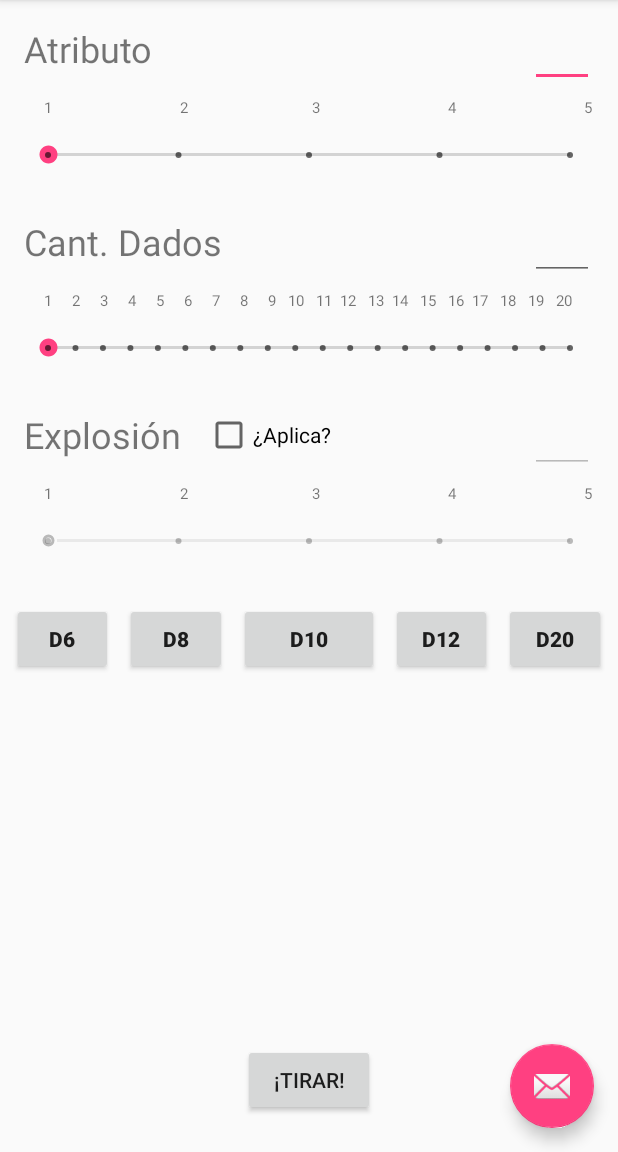
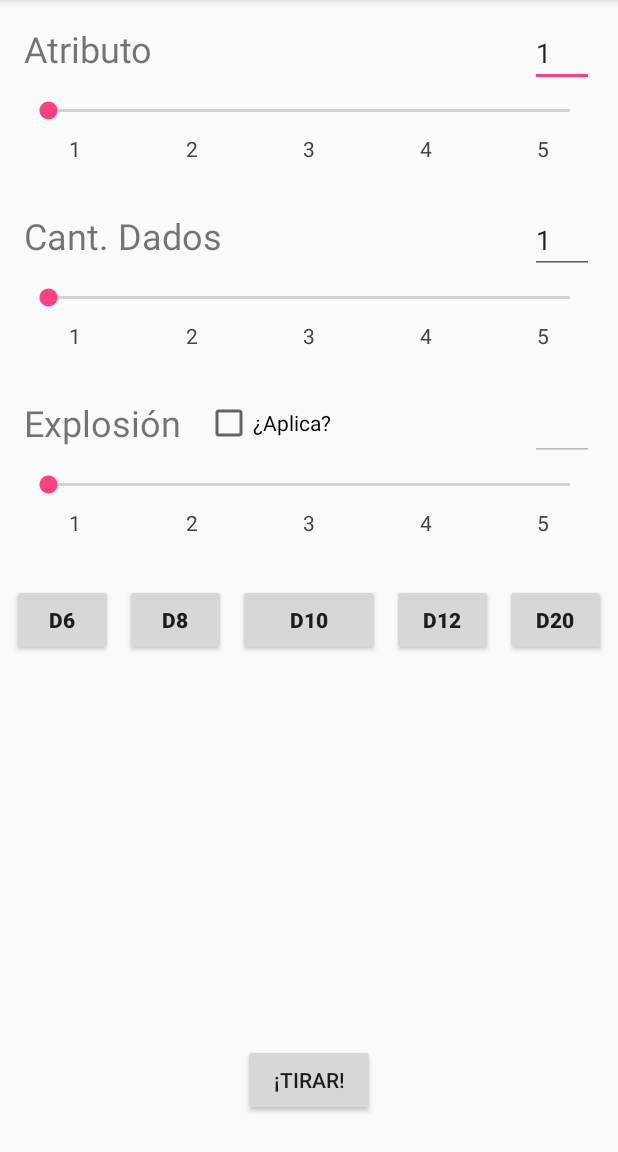
Before and after one commit to fserron/StatisticsCalculator, an Android app: the screen it shows after launch (MainActivity), on a phone screen of 412 x 824 dp, the part 84-1236 px from its top. Run offline under Robolectric (Android 15) with nearby library versions, the phone set to English and light mode, and no system bars.

Commit message:
Commit parcial de nueva version del seekbar. Se crea un nuevo componente custom.

```diff
--- a/app/src/main/AndroidManifest.xml
+++ b/app/src/main/AndroidManifest.xml
@@ -20,7 +20,10 @@
                 <category android:name="android.intent.category.LAUNCHER" />
             </intent-filter>
         </activity>
-        <activity android:name=".activities.ResultsActivity"></activity>
+        <activity
+            android:name=".activities.ResultsActivity"
+            android:screenOrientation="portrait">
+        </activity>
     </application>
 
 </manifest>
--- a/app/src/main/java/otaking/com/statisticscalculator/activities/MainActivity.java
+++ b/app/src/main/java/otaking/com/statisticscalculator/activities/MainActivity.java
@@ -1,6 +1,7 @@
 package otaking.com.statisticscalculator.activities;
 
 import android.content.Intent;
+import android.graphics.Color;
 import android.os.Bundle;
 import android.support.design.widget.FloatingActionButton;
 import android.support.design.widget.Snackbar;
@@ -14,10 +15,12 @@ import android.view.MenuItem;
 import android.widget.CheckBox;
 import android.widget.CompoundButton;
 import android.widget.EditText;
+import android.widget.LinearLayout;
 import android.widget.SeekBar;
 import android.widget.TextView;
 
 import otaking.com.statisticscalculator.R;
+import otaking.com.statisticscalculator.common.components.CustomSeekBar;
 
 public class MainActivity extends AppCompatActivity {
 
@@ -34,15 +37,6 @@ public class MainActivity extends AppCompatActivity {
         setContentView(R.layout.activity_main);
         Toolbar toolbar = (Toolbar) findViewById(R.id.toolbar);
         setSupportActionBar(toolbar);
-
-        FloatingActionButton fab = (FloatingActionButton) findViewById(R.id.fab);
-        fab.setOnClickListener(new View.OnClickListener() {
-            @Override
-            public void onClick(View view) {
-                Snackbar.make(view, "Replace with your own action", Snackbar.LENGTH_LONG)
-                        .setAction("Action", null).show();
-            }
-        });
 
         this.init();
         this.bindearListeners();
@@ -73,34 +67,51 @@ public class MainActivity extends AppCompatActivity {
 
     //Metodo que inicializa valores
     private void init(){
-        final int idBarraAtributo = R.id.seekBarAtributos;
         final int idTextoAtributo = R.id.editTextAtributos;
-        final int idBarraDados = R.id.seekBarDados;
+        final int idLayoutAtributo = R.id.linearLineoutAtributo;
         final int idTextoDados = R.id.editTextDados;
-        final int idBarraExp = R.id.seekBarExplosion;
+        final int idLayoutDados = R.id.linearLineoutDados;
         final int idTextoExp = R.id.editTextExplosion;
+        final int idLayoutExplosion = R.id.linearLineoutExplosion;
         final int idCheckExp = R.id.checkBoxExplosion;
+
+        //Barra de Atributos
+        LinearLayout layoutAtributo = (LinearLayout) findViewById(idLayoutAtributo);
+        CustomSeekBar customSeekBarAtributo = new CustomSeekBar(this, 5, Color.DKGRAY);
+        customSeekBarAtributo.addSeekBar(layoutAtributo);
+
+        //Barra de Dados
+        LinearLayout layoutDados = (LinearLayout) findViewById(idLayoutDados);
+        CustomSeekBar customSeekBarDados = new CustomSeekBar(this, 5, Color.DKGRAY);
+        customSeekBarDados.addSeekBar(layoutDados);
+
+        //Barra de Explosion
+        LinearLayout layoutExplosion = (LinearLayout) findViewById(idLayoutExplosion);
+        CustomSeekBar customSeekBarExplosion = new CustomSeekBar(this, 5, Color.DKGRAY);
+        customSeekBarExplosion.addSeekBar(layoutExplosion);
 
         //Desactivamos las opciones de explosion.
         EditText editText = (EditText) findViewById(idTextoExp);
-        SeekBar seeekBar = (SeekBar) findViewById(idBarraExp);
 
-        seeekBar.setEnabled(false);
-        //editText.setInputType(InputType.TYPE_NULL);
-        //editText.setFocusable(false);
+        layoutExplosion.setEnabled(false);
         editText.setEnabled(false);
+        EditText editTextAtributo = (EditText) findViewById(idTextoAtributo);
+        EditText editTextDados = (EditText) findViewById(idTextoDados);
+        editTextAtributo.setText("1");
+        editTextDados.setText("1");
     }
 
     private void bindearListeners() {
         //Constantes con ids
-        final int idBarraAtributo = R.id.seekBarAtributos;
         final int idTextoAtributo = R.id.editTextAtributos;
-        final int idBarraDados = R.id.seekBarDados;
         final int idTextoDados = R.id.editTextDados;
-        final int idBarraExp = R.id.seekBarExplosion;
         final int idTextoExp = R.id.editTextExplosion;
         final int idCheckExp = R.id.checkBoxExplosion;
+        final int idLayoutAtributo = R.id.linearLineoutAtributo;
+        final int idLayoutDados = R.id.linearLineoutDados;
+        final int idLayoutExplosion = R.id.linearLineoutExplosion;
 
+/*
         //Listener del seekbar de atributos
         SeekBar sbAtrib = (SeekBar) findViewById(idBarraAtributo);
         sbAtrib.setOnSeekBarChangeListener(seekBarListener(idBarraAtributo, idTextoAtributo));
@@ -127,7 +138,7 @@ public class MainActivity extends AppCompatActivity {
 
         CheckBox chkExp = (CheckBox) findViewById(idCheckExp);
         chkExp.setOnCheckedChangeListener(checkBoxListener(idBarraExp, idTextoExp));
-
+*/
     }
 
     private SeekBar.OnSeekBarChangeListener seekBarListener(final int source, final int target){
@@ -179,7 +190,7 @@ public class MainActivity extends AppCompatActivity {
                 SeekBar seeekBar = (SeekBar) findViewById(seekbar);
 
                 seeekBar.setProgress(0);
-                editText.setText("");
+                editText.setText("1");
 
                 if (isChecked){
                     seeekBar.setEnabled(true);
@@ -202,6 +213,7 @@ public class MainActivity extends AppCompatActivity {
         final int idBotonD10 = R.id.buttonD10;
         final int idBotonD12 = R.id.buttonD12;
         final int idBotonD20 = R.id.buttonD20;
+        /*
         final int idBarraAtributo = R.id.seekBarAtributos;
         final int idBarraExp = R.id.seekBarExplosion;
         final int idIndicesAtrib = R.id.textViewIndicesAtributos;
@@ -243,7 +255,7 @@ public class MainActivity extends AppCompatActivity {
             textIndiceE.setText(R.string.marcasD20);
             caras = MAX_D20;
         }
-
+*/
     }
 
     public void tirar(View view){
--- /dev/null
+++ b/app/src/main/java/otaking/com/statisticscalculator/common/components/CustomSeekBar.java
@@ -0,0 +1,75 @@
+package otaking.com.statisticscalculator.common.components;
+
+/**
+ * Created by federico.serron.so on 23/10/2017.
+ */
+
+import android.content.Context;
+import android.util.Log;
+import android.view.Gravity;
+import android.widget.LinearLayout;
+import android.widget.SeekBar;
+import android.widget.TextView;
+
+public class CustomSeekBar {
+
+    int maxCount, textColor;
+    Context mContext;
+    LinearLayout mSeekLin;
+    SeekBar mSeekBar;
+
+    public CustomSeekBar(Context context, int maxCount, int textColor) {
+        this.mContext = context;
+        this.maxCount = maxCount;
+        this.textColor = textColor;
+    }
+
+    public void addSeekBar(LinearLayout parent) {
+
+        if (parent instanceof LinearLayout) {
+
+            parent.setOrientation(LinearLayout.VERTICAL);
+            mSeekBar = new SeekBar(mContext);
+            mSeekBar.setMax(maxCount - 1);
+
+            // Add LinearLayout for labels below SeekBar
+            mSeekLin = new LinearLayout(mContext);
+            mSeekLin.setOrientation(LinearLayout.HORIZONTAL);
+            mSeekLin.setPadding(10, 0, 10, 0);
+            LinearLayout.LayoutParams params = new LinearLayout.LayoutParams(
+                    LinearLayout.LayoutParams.MATCH_PARENT,
+                    LinearLayout.LayoutParams.WRAP_CONTENT
+            );
+            params.setMargins(35, 10, 35, 0);
+            mSeekLin.setLayoutParams(params);
+
+            addLabelsBelowSeekBar();
+            parent.addView(mSeekBar);
+            parent.addView(mSeekLin);
+
+        } else {
+
+            Log.e("CustomSeekBar", " Parent is not a LinearLayout");
+
+        }
+
+    }
+
+    private void addLabelsBelowSeekBar() {
+        for (int count = 0; count < maxCount; count++) {
+            TextView textView = new TextView(mContext);
+            textView.setText(String.valueOf(count + 1));
+            textView.setTextColor(textColor);
+            textView.setGravity(Gravity.LEFT);
+            mSeekLin.addView(textView);
+            textView.setLayoutParams((count == maxCount - 1) ? getLayoutParams(0.0f) : getLayoutParams(1.0f));
+        }
+    }
+
+    LinearLayout.LayoutParams getLayoutParams(float weight) {
+        return new LinearLayout.LayoutParams(
+                LinearLayout.LayoutParams.WRAP_CONTENT,
+                LinearLayout.LayoutParams.WRAP_CONTENT, weight);
+    }
+
+}
--- /dev/null
+++ b/app/src/main/java/otaking/com/statisticscalculator/common/components/SeekBarLayout.java
@@ -0,0 +1,19 @@
+package otaking.com.statisticscalculator.common.components;
+
+import android.content.Context;
+import android.util.AttributeSet;
+import android.widget.LinearLayout;
+
+/**
+ * Created by federico.serron on 24/10/2017.
+ *
+ * Clase customizada para incluir un SeekBar y un Layout para las marcas
+ */
+
+public class SeekBarLayout extends LinearLayout {
+
+    public SeekBarLayout(Context context, AttributeSet attrs) {
+        super(context, attrs);
+    }
+
+}
--- a/app/src/main/res/layout/activity_main.xml
+++ b/app/src/main/res/layout/activity_main.xml
@@ -22,12 +22,4 @@
 
     <include layout="@layout/content_main" />
 
-    <android.support.design.widget.FloatingActionButton
-        android:id="@+id/fab"
-        android:layout_width="wrap_content"
-        android:layout_height="wrap_content"
-        android:layout_gravity="bottom|end"
-        android:layout_margin="@dimen/fab_margin"
-        app:srcCompat="@android:drawable/ic_dialog_email" />
-
 </android.support.design.widget.CoordinatorLayout>
--- a/app/src/main/res/layout/content_main.xml
+++ b/app/src/main/res/layout/content_main.xml
@@ -34,36 +34,20 @@
         tools:text="@string/default_atributo"
         app:layout_constraintBaseline_toBaselineOf="@+id/textViewAtributos" />
 
-    <TextView
-        android:id="@+id/textViewIndicesAtributos"
-        android:layout_width="wrap_content"
+    <LinearLayout
+        android:id="@+id/linearLineoutAtributo"
+        android:layout_width="0dp"
         android:layout_height="wrap_content"
-        android:layout_marginEnd="16dp"
+        android:layout_below="@+id/editTextAtributos"
+        android:layout_centerInParent="true"
         android:layout_marginLeft="16dp"
         android:layout_marginRight="16dp"
-        android:layout_marginStart="16dp"
         android:layout_marginTop="16dp"
-        android:text="@string/marcasD6"
-        android:textSize="10sp"
-        app:layout_constraintHorizontal_bias="0.0"
+        android:orientation="vertical"
         app:layout_constraintLeft_toLeftOf="parent"
         app:layout_constraintRight_toRightOf="parent"
-        app:layout_constraintTop_toBottomOf="@+id/textViewAtributos" />
-
-    <SeekBar
-        android:id="@+id/seekBarAtributos"
-        style="@style/Widget.AppCompat.SeekBar.Discrete"
-        android:layout_width="0dp"
-        android:layout_height="50dp"
-        android:layout_marginEnd="16dp"
-        android:layout_marginLeft="16dp"
-        android:layout_marginRight="16dp"
-        android:layout_marginStart="16dp"
-        android:max="4"
-        app:layout_constraintHorizontal_bias="0.0"
-        app:layout_constraintLeft_toLeftOf="parent"
-        app:layout_constraintRight_toRightOf="parent"
-        app:layout_constraintTop_toBottomOf="@+id/textViewIndicesAtributos" />
+        app:layout_constraintTop_toBottomOf="@+id/textViewAtributos"
+        app:layout_constraintHorizontal_bias="0.5"/>
 
     <TextView
         android:id="@+id/textViewCantDados"
@@ -71,11 +55,11 @@
         android:layout_height="wrap_content"
         android:layout_marginLeft="16dp"
         android:layout_marginStart="16dp"
-        android:layout_marginTop="16dp"
         android:text="@string/label_dados"
         android:textSize="24sp"
         app:layout_constraintLeft_toLeftOf="parent"
-        app:layout_constraintTop_toBottomOf="@+id/seekBarAtributos" />
+        android:layout_marginTop="32dp"
+        app:layout_constraintTop_toBottomOf="@+id/linearLineoutAtributo" />
 
     <EditText
         android:id="@+id/editTextDados"
@@ -91,36 +75,20 @@
         app:layout_constraintRight_toRightOf="parent"
         tools:text="@string/default_atributo" />
 
-    <TextView
-        android:id="@+id/textViewIndicesDados"
-        android:layout_width="wrap_content"
+    <LinearLayout
+        android:id="@+id/linearLineoutDados"
+        android:layout_width="0dp"
         android:layout_height="wrap_content"
-        android:layout_marginEnd="16dp"
+        android:layout_below="@+id/editTextAtributos"
+        android:layout_centerInParent="true"
         android:layout_marginLeft="16dp"
         android:layout_marginRight="16dp"
-        android:layout_marginStart="16dp"
         android:layout_marginTop="16dp"
-        android:text="@string/marcasD20"
-        android:textSize="10sp"
-        app:layout_constraintHorizontal_bias="0.0"
+        android:orientation="vertical"
         app:layout_constraintLeft_toLeftOf="parent"
         app:layout_constraintRight_toRightOf="parent"
-        app:layout_constraintTop_toBottomOf="@+id/textViewCantDados" />
-
-    <SeekBar
-        android:id="@+id/seekBarDados"
-        style="@style/Widget.AppCompat.SeekBar.Discrete"
-        android:layout_width="0dp"
-        android:layout_height="50dp"
-        android:layout_marginEnd="16dp"
-        android:layout_marginLeft="16dp"
-        android:layout_marginRight="16dp"
-        android:layout_marginStart="16dp"
-        android:max="19"
         app:layout_constraintHorizontal_bias="0.0"
-        app:layout_constraintLeft_toLeftOf="parent"
-        app:layout_constraintRight_toRightOf="parent"
-        app:layout_constraintTop_toBottomOf="@+id/textViewIndicesDados" />
+        app:layout_constraintTop_toBottomOf="@+id/textViewCantDados"/>
 
     <TextView
         android:id="@+id/textViewExplosion"
@@ -128,11 +96,11 @@
         android:layout_height="wrap_content"
         android:layout_marginLeft="16dp"
         android:layout_marginStart="16dp"
-        android:layout_marginTop="16dp"
         android:text="@string/label_explosion"
         android:textSize="24sp"
         app:layout_constraintLeft_toLeftOf="parent"
-        app:layout_constraintTop_toBottomOf="@+id/seekBarDados" />
+        android:layout_marginTop="32dp"
+        app:layout_constraintTop_toBottomOf="@+id/linearLineoutDados" />
 
     <EditText
         android:id="@+id/editTextExplosion"
@@ -148,37 +116,6 @@
         app:layout_constraintRight_toRightOf="parent"
         tools:text="@string/default_atributo" />
 
-    <TextView
-        android:id="@+id/textViewIndicesExplosion"
-        android:layout_width="wrap_content"
-        android:layout_height="wrap_content"
-        android:layout_marginEnd="16dp"
-        android:layout_marginLeft="16dp"
-        android:layout_marginRight="16dp"
-        android:layout_marginStart="16dp"
-        android:layout_marginTop="16dp"
-        android:text="@string/marcasD6"
-        android:textSize="10sp"
-        app:layout_constraintHorizontal_bias="0.0"
-        app:layout_constraintLeft_toLeftOf="parent"
-        app:layout_constraintRight_toRightOf="parent"
-        app:layout_constraintTop_toBottomOf="@+id/textViewExplosion" />
-
-    <SeekBar
-        android:id="@+id/seekBarExplosion"
-        style="@style/Widget.AppCompat.SeekBar.Discrete"
-        android:layout_width="0dp"
-        android:layout_height="50dp"
-        android:layout_marginEnd="16dp"
-        android:layout_marginLeft="16dp"
-        android:layout_marginRight="16dp"
-        android:layout_marginStart="16dp"
-        android:max="4"
-        app:layout_constraintHorizontal_bias="0.0"
-        app:layout_constraintLeft_toLeftOf="parent"
-        app:layout_constraintRight_toRightOf="parent"
-        app:layout_constraintTop_toBottomOf="@+id/textViewIndicesExplosion" />
-
     <CheckBox
         android:id="@+id/checkBoxExplosion"
         android:layout_width="wrap_content"
@@ -191,31 +128,47 @@
         app:layout_constraintBottom_toBottomOf="@+id/textViewExplosion"
         app:layout_constraintTop_toTopOf="@+id/textViewExplosion" />
 
+    <LinearLayout
+        android:id="@+id/linearLineoutExplosion"
+        android:layout_width="0dp"
+        android:layout_height="wrap_content"
+        android:layout_below="@+id/editTextAtributos"
+        android:layout_centerInParent="true"
+        android:layout_marginLeft="16dp"
+        android:layout_marginRight="16dp"
+        android:layout_marginTop="16dp"
+        android:orientation="vertical"
+        app:layout_constraintLeft_toLeftOf="parent"
+        app:layout_constraintRight_toRightOf="parent"
+        app:layout_constraintHorizontal_bias="0.0"
+        app:layout_constraintTop_toBottomOf="@+id/textViewExplosion"/>
+
     <Button
         android:id="@+id/buttonD6"
         android:layout_width="67dp"
         android:layout_height="wrap_content"
         android:layout_marginLeft="8dp"
+        android:layout_marginStart="8dp"
+        android:layout_marginTop="31dp"
         android:onClick="cambiarDado"
         android:text="@string/boton_d6"
         android:textAllCaps="false"
         android:textStyle="bold"
         app:layout_constraintLeft_toLeftOf="parent"
-        android:layout_marginTop="16dp"
-        app:layout_constraintTop_toBottomOf="@+id/seekBarExplosion" />
+        app:layout_constraintTop_toBottomOf="@+id/linearLineoutExplosion" />
 
     <Button
         android:id="@+id/buttonD8"
-        android:layout_width="68dp"
+        android:layout_width="67dp"
         android:layout_height="wrap_content"
         android:layout_marginLeft="8dp"
+        android:layout_marginStart="8dp"
         android:onClick="cambiarDado"
         android:text="@string/boton_d8"
         android:textAllCaps="false"
         android:textStyle="bold"
-        app:layout_constraintLeft_toRightOf="@+id/buttonD6"
-        android:layout_marginTop="16dp"
-        app:layout_constraintTop_toBottomOf="@+id/seekBarExplosion" />
+        app:layout_constraintBaseline_toBaselineOf="@+id/buttonD6"
+        app:layout_constraintLeft_toRightOf="@+id/buttonD6" />
 
     <Button
         android:id="@+id/buttonD10"
@@ -229,35 +182,36 @@
         android:textStyle="bold"
         app:layout_constraintLeft_toRightOf="@+id/buttonD8"
         app:layout_constraintRight_toLeftOf="@+id/buttonD12"
-        android:layout_marginTop="16dp"
-        app:layout_constraintTop_toBottomOf="@+id/seekBarExplosion"
-        app:layout_constraintHorizontal_bias="0.0" />
+        app:layout_constraintHorizontal_bias="0.0"
+        android:layout_marginStart="8dp"
+        android:layout_marginEnd="8dp"
+        app:layout_constraintBaseline_toBaselineOf="@+id/buttonD8" />
 
     <Button
         android:id="@+id/buttonD12"
         android:layout_width="67dp"
         android:layout_height="wrap_content"
+        android:layout_marginEnd="8dp"
         android:layout_marginRight="8dp"
         android:onClick="cambiarDado"
         android:text="@string/boton_d12"
         android:textAllCaps="false"
         android:textStyle="bold"
-        app:layout_constraintRight_toLeftOf="@+id/buttonD20"
-        android:layout_marginTop="16dp"
-        app:layout_constraintTop_toBottomOf="@+id/seekBarExplosion" />
+        app:layout_constraintBaseline_toBaselineOf="@+id/buttonD8"
+        app:layout_constraintRight_toLeftOf="@+id/buttonD20" />
 
     <Button
         android:id="@+id/buttonD20"
-        android:layout_width="68dp"
+        android:layout_width="67dp"
         android:layout_height="wrap_content"
+        android:layout_marginEnd="8dp"
         android:layout_marginRight="8dp"
         android:onClick="cambiarDado"
         android:text="@string/boton_d20"
         android:textAllCaps="false"
         android:textStyle="bold"
-        app:layout_constraintRight_toRightOf="parent"
-        android:layout_marginTop="16dp"
-        app:layout_constraintTop_toBottomOf="@+id/seekBarExplosion" />
+        app:layout_constraintBaseline_toBaselineOf="@+id/buttonD12"
+        app:layout_constraintRight_toRightOf="parent" />
 
     <Button
         android:id="@+id/buttonTirar"
--- /dev/null
+++ b/app/src/main/res/values/attrs.xml
@@ -0,0 +1,7 @@
+<?xml version="1.0" encoding="utf-8"?>
+<resources>
+    <declare-styleable name="SeekBarLayout">
+        <attr name="maxCount" format="integer" />
+        <attr name="textColor" format="integer" />
+    </declare-styleable>
+</resources>
```
